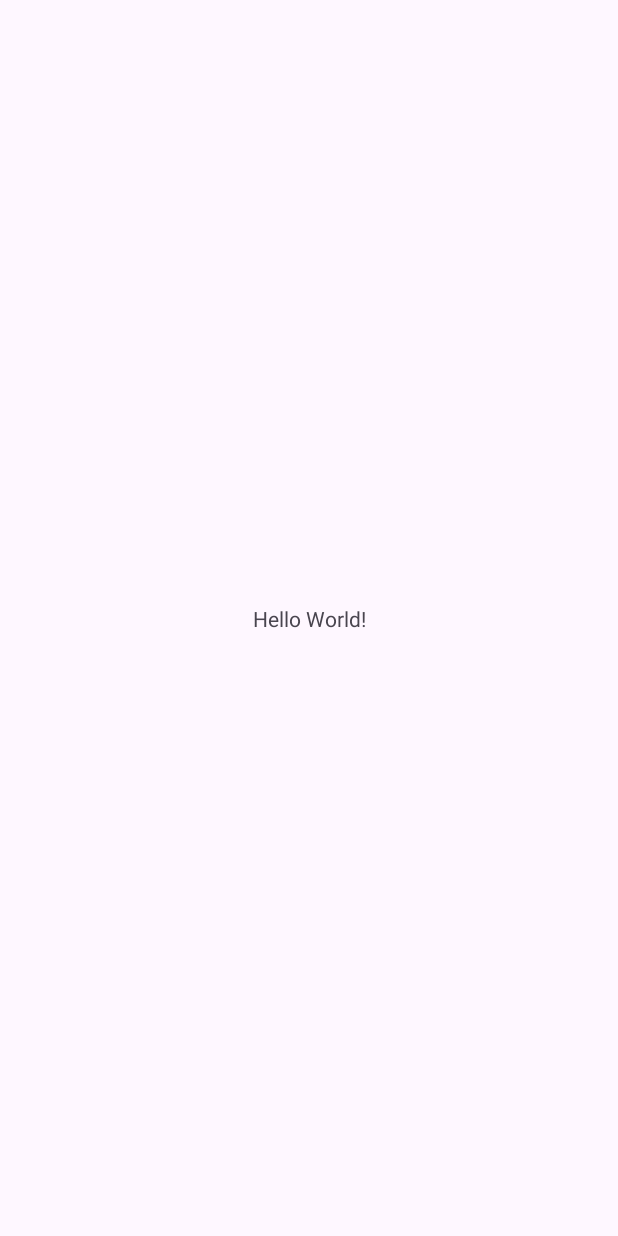
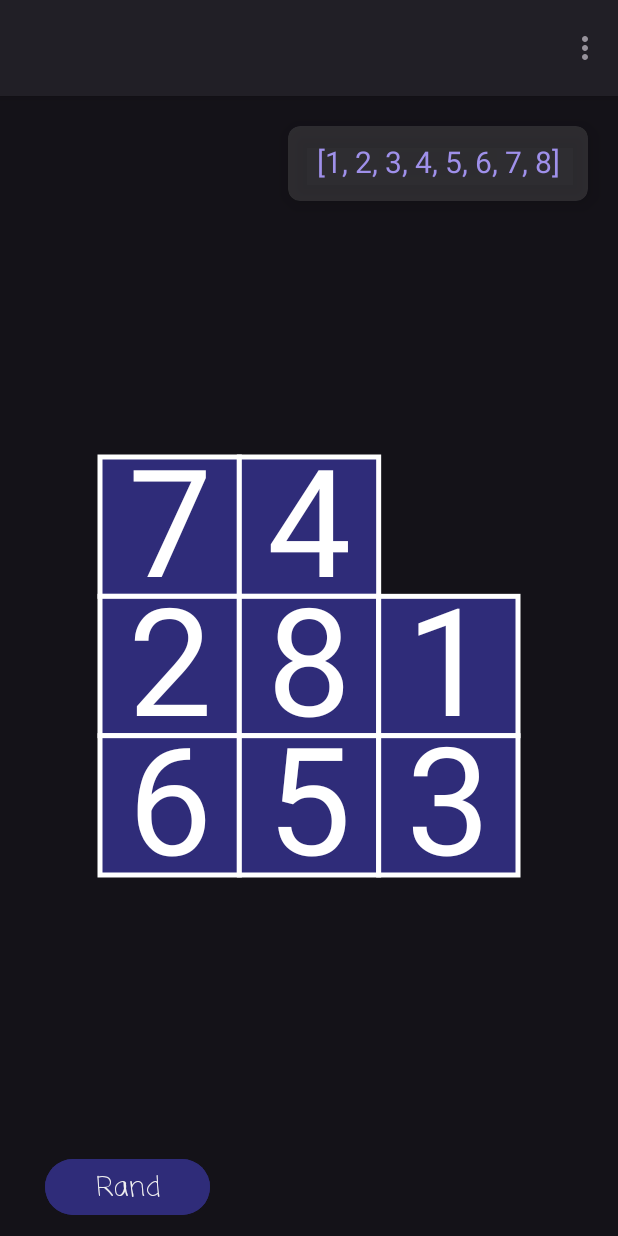
Before and after one commit to GabrielPissininMenossi/8_Puzzle_Solver, an Android app: the screen it shows after launch (MainActivity), on a phone screen of 412 x 824 dp. Before the commit the screen is almost empty. Run offline under Robolectric (Android 15) with nearby library versions, the phone set to English and light mode, and no system bars.

Commit message:
implementando interface grafica, com opção de embaralhar o puzzle e definir um estado final.

```diff
--- a/app/build.gradle.kts
+++ b/app/build.gradle.kts
@@ -37,6 +37,7 @@ dependencies {
     implementation(libs.material)
     implementation(libs.activity)
     implementation(libs.constraintlayout)
+    implementation(libs.cardview)
     testImplementation(libs.junit)
     androidTestImplementation(libs.ext.junit)
     androidTestImplementation(libs.espresso.core)
--- a/app/src/main/AndroidManifest.xml
+++ b/app/src/main/AndroidManifest.xml
@@ -10,7 +10,7 @@
         android:label="@string/app_name"
         android:roundIcon="@mipmap/ic_launcher_round"
         android:supportsRtl="true"
-        android:theme="@style/Theme.Puzzle8Solver">
+        android:theme="@style/Theme.Puzzle8Solver.ActionBar">
         <activity
             android:name=".MainActivity"
             android:exported="true">
--- /dev/null
+++ b/app/src/main/java/com/unoeste/puzzle8solver/Estado.java
@@ -0,0 +1,37 @@
+package com.unoeste.puzzle8solver;
+
+public class Estado
+{
+    private float x,y;
+    private int num;
+
+    public Estado(float x, float y, int num) {
+        this.x = x;
+        this.y = y;
+        this.num = num;
+    }
+
+    public float getX() {
+        return x;
+    }
+
+    public void setX(float x) {
+        this.x = x;
+    }
+
+    public float getY() {
+        return y;
+    }
+
+    public void setY(float y) {
+        this.y = y;
+    }
+
+    public int getNum() {
+        return num;
+    }
+
+    public void setNum(int num) {
+        this.num = num;
+    }
+}
--- a/app/src/main/java/com/unoeste/puzzle8solver/MainActivity.java
+++ b/app/src/main/java/com/unoeste/puzzle8solver/MainActivity.java
@@ -1,24 +1,118 @@
 package com.unoeste.puzzle8solver;
 
+import android.app.AlertDialog;
 import android.os.Bundle;
+import android.view.Menu;
+import android.view.MenuInflater;
+import android.view.MenuItem;
+import android.view.View;
+import android.widget.Button;
+import android.widget.EditText;
+import android.widget.TextView;
+import android.widget.Toast;
 
 import androidx.activity.EdgeToEdge;
+import androidx.annotation.NonNull;
 import androidx.appcompat.app.AppCompatActivity;
 import androidx.core.graphics.Insets;
 import androidx.core.view.ViewCompat;
 import androidx.core.view.WindowInsetsCompat;
 
+import java.util.ArrayList;
+import java.util.Arrays;
+import java.util.List;
+
 public class MainActivity extends AppCompatActivity {
 
+    static List<Estado> estadoList = new ArrayList<>();
+    static List<Integer> estadoFinal = new ArrayList<>(Arrays.asList(1,2,3,4,5,6,7,8)); // estado final padrão
+    Puzzle8View puzzle8View;
+    private TextView tvEstadoFinal;
+    private Button btEmbaralhar;
     @Override
     protected void onCreate(Bundle savedInstanceState) {
         super.onCreate(savedInstanceState);
         EdgeToEdge.enable(this);
         setContentView(R.layout.activity_main);
-        ViewCompat.setOnApplyWindowInsetsListener(findViewById(R.id.main), (v, insets) -> {
+        ViewCompat.setOnApplyWindowInsetsListener(findViewById(R.id.FrameLayout), (v, insets) -> {
             Insets systemBars = insets.getInsets(WindowInsetsCompat.Type.systemBars());
             v.setPadding(systemBars.left, systemBars.top, systemBars.right, systemBars.bottom);
             return insets;
         });
+        puzzle8View = findViewById(R.id.puzzle8View);
+        tvEstadoFinal = findViewById(R.id.tvEstadoFinal);
+        btEmbaralhar = findViewById(R.id.btEmbaralhar);
+
+        tvEstadoFinal.setText(estadoFinal.toString());
+
+        btEmbaralhar.setOnClickListener(new View.OnClickListener() {
+            @Override
+            public void onClick(View v) {
+                puzzle8View.inicializarEstados();
+            }
+        });
     }
+    @Override
+    public boolean onCreateOptionsMenu(Menu menu) {
+        MenuInflater menuInflater=getMenuInflater();
+        menuInflater.inflate(R.menu.menu_opcao,menu);
+        if (getSupportActionBar() != null) {
+            getSupportActionBar().setTitle("");
+        }
+        return true;
+
+    }
+    @Override
+    public boolean onOptionsItemSelected(@NonNull MenuItem item) {
+
+        if (item.getItemId()== R.id.it_final){
+
+            estadoFinal();
+        }
+
+        return super.onOptionsItemSelected(item);
+    }
+
+    private void estadoFinal()
+    {
+        EditText input = new EditText(this);
+        new AlertDialog.Builder(this)
+                .setTitle("Input Final State")
+                .setView(input)
+                .setPositiveButton("Ok", (dialog, which) -> {
+                    int i = 0, flag = 0;
+                    estadoFinal.clear();
+                    while(i < input.getText().toString().length() && flag != 1)
+                    {
+                        if (!verificarEntrada(Integer.parseInt(String.valueOf(input.getText().toString().charAt(i)))))
+                            flag = 1;
+                        else
+                            estadoFinal.add(Integer.parseInt(String.valueOf(input.getText().toString().charAt(i))));
+                        i++;
+                    }
+                    if (flag == 1)
+                    {
+                        estadoFinal = new ArrayList<>(Arrays.asList(1,2,3,4,5,6,7,8));
+                        Toast.makeText(this, "Input Not Allowed", Toast.LENGTH_SHORT).show();
+                    }
+                    else
+                    if (!estadoFinal.contains(1) || !estadoFinal.contains(2) || !estadoFinal.contains(3) || !estadoFinal.contains(4) || !estadoFinal.contains(5) || !estadoFinal.contains(6) || !estadoFinal.contains(7) || !estadoFinal.contains(8))
+                    {
+                        estadoFinal = new ArrayList<>(Arrays.asList(1,2,3,4,5,6,7,8));
+                        Toast.makeText(this, "Input Not Allowed", Toast.LENGTH_SHORT).show();
+                    }
+                    else
+                    {
+                        tvEstadoFinal.setText(estadoFinal.toString());
+                    }
+                    //Toast.makeText(this, estadoFinal.toString(), Toast.LENGTH_SHORT).show();
+                })
+                .setNegativeButton("Cancel", null)
+                .show();
+    }
+    private boolean verificarEntrada(int num)
+    {
+        return (num >= 1 && num <= 8) && (!estadoFinal.contains(num));
+    }
+
 }
--- /dev/null
+++ b/app/src/main/java/com/unoeste/puzzle8solver/Puzzle8View.java
@@ -0,0 +1,98 @@
+package com.unoeste.puzzle8solver;
+
+import android.content.Context;
+import android.graphics.Canvas;
+import android.graphics.Color;
+import android.graphics.Paint;
+import android.util.AttributeSet;
+import android.view.View;
+
+import androidx.annotation.NonNull;
+import androidx.annotation.Nullable;
+
+import java.util.ArrayList;
+import java.util.List;
+
+public class Puzzle8View extends View
+{
+    private float lado;
+
+    public Puzzle8View(Context context, @Nullable AttributeSet attrs)
+    {
+        super(context, attrs);
+    }
+
+    public Puzzle8View(Context context)
+    {
+        super(context);
+    }
+
+    @Override
+    protected void onSizeChanged(int w, int h, int oldw, int oldh) {
+        super.onSizeChanged(w, h, oldw, oldh);
+        inicializarEstados();
+    }
+
+    @Override
+    protected void onDraw(@NonNull Canvas canvas) {
+        super.onDraw(canvas);
+
+        Paint paint = new Paint();
+        paint.setColor(Color.parseColor("#2f2c79"));
+        paint.setStyle(Paint.Style.FILL);
+
+        Paint paintBorda = new Paint();
+        paintBorda.setColor(Color.WHITE);
+        paintBorda.setStyle(Paint.Style.STROKE);
+        paintBorda.setStrokeWidth(5);
+
+        Paint textPaint = new Paint();
+        textPaint.setColor(Color.WHITE);
+        textPaint.setTextSize(150);
+        textPaint.setTextAlign(Paint.Align.CENTER);
+
+
+
+        int i = 0;
+        Estado estado;
+        while (i < MainActivity.estadoList.size())
+        {
+            estado = MainActivity.estadoList.get(i);
+            if (estado.getNum() != 9)
+            {
+                canvas.drawRect(estado.getX(), estado.getY(), estado.getX() + lado, estado.getY() + lado, paint);
+                canvas.drawRect(estado.getX(), estado.getY(), estado.getX() + lado, estado.getY() + lado, paintBorda);
+                canvas.drawText("" + estado.getNum(), estado.getX() + lado/2, estado.getY()+ lado/2 + 50, textPaint);
+            }
+            i++;
+
+        }
+    }
+    public void inicializarEstados()
+    {
+        MainActivity.estadoList.clear();
+        int num;
+        Estado estado;
+        float largura, altura, grade, x, y;
+        grade = Math.min(getWidth(), getHeight()) - 200; // tamanho da grade
+        lado = grade / 3f;
+        largura = (getWidth() - grade) /2f;
+        altura = (getHeight() - grade) /2f;
+        List<Integer> auxList = new ArrayList<>();
+        for (int i = 0; i < 3; i++)
+        {
+            for (int j = 0; j < 3; j++)
+            {
+                num = (int)(Math.random() * 9) + 1;
+                while (auxList.contains(num))
+                    num = (int)(Math.random() * 9) + 1;
+                auxList.add(num);
+                x = largura + (j * lado); // coluna
+                y = altura + (i * lado); // linha
+                estado = new Estado(x,y, num);
+                MainActivity.estadoList.add(estado);
+            }
+        }
+        invalidate();
+    }
+}
--- a/app/src/main/res/layout/activity_main.xml
+++ b/app/src/main/res/layout/activity_main.xml
@@ -1,19 +1,53 @@
 <?xml version="1.0" encoding="utf-8"?>
-<androidx.constraintlayout.widget.ConstraintLayout xmlns:android="http://schemas.android.com/apk/res/android"
+<FrameLayout xmlns:android="http://schemas.android.com/apk/res/android"
     xmlns:app="http://schemas.android.com/apk/res-auto"
     xmlns:tools="http://schemas.android.com/tools"
-    android:id="@+id/main"
+    android:id="@+id/FrameLayout"
     android:layout_width="match_parent"
     android:layout_height="match_parent"
+    android:orientation="vertical"
     tools:context=".MainActivity">
 
-    <TextView
+    <androidx.cardview.widget.CardView
+        android:layout_width="200dp"
+        android:layout_height="50dp"
+        android:layout_gravity="right"
+        android:layout_marginTop="20dp"
+        android:layout_marginRight="20dp"
+        android:backgroundTint="#4E696969"
+        app:cardCornerRadius="8dp"
+        app:cardElevation="8dp">
+
+        <TextView
+            android:id="@+id/tvEstadoFinal"
+            android:layout_width="match_parent"
+            android:layout_height="match_parent"
+            android:layout_gravity="center|right"
+
+            android:layout_margin="10dp"
+            android:textAlignment="center"
+            android:textColor="#9f90ea"
+            android:textSize="20sp" />
+
+    </androidx.cardview.widget.CardView>
+
+    <Button
+        android:id="@+id/btEmbaralhar"
+        android:layout_width="110dp"
+        android:layout_height="45dp"
+        android:layout_gravity="bottom|start"
+        android:layout_marginLeft="30dp"
+        android:layout_marginBottom="10dp"
+        android:backgroundTint="#2f2c79"
+        android:fontFamily="casual"
+        android:stateListAnimator="@null"
+        android:text="Rand"
+        android:textColor="#F0F0F0"
+        android:textSize="18sp"
+        app:rippleColor="@android:color/transparent" />
+
+    <com.unoeste.puzzle8solver.Puzzle8View
+        android:id="@+id/puzzle8View"
         android:layout_width="wrap_content"
-        android:layout_height="wrap_content"
-        android:text="Hello World!"
-        app:layout_constraintBottom_toBottomOf="parent"
-        app:layout_constraintEnd_toEndOf="parent"
-        app:layout_constraintStart_toStartOf="parent"
-        app:layout_constraintTop_toTopOf="parent" />
-
-</androidx.constraintlayout.widget.ConstraintLayout>
+        android:layout_height="wrap_content" />
+</FrameLayout>
--- /dev/null
+++ b/app/src/main/res/menu/menu_opcao.xml
@@ -0,0 +1,7 @@
+<?xml version="1.0" encoding="utf-8"?>
+<menu xmlns:android="http://schemas.android.com/apk/res/android">
+
+    <item
+        android:id="@+id/it_final"
+        android:title="Entrada Final" />
+</menu>
--- a/app/src/main/res/values/themes.xml
+++ b/app/src/main/res/values/themes.xml
@@ -1,9 +1,8 @@
 <resources xmlns:tools="http://schemas.android.com/tools">
     <!-- Base application theme. -->
-    <style name="Base.Theme.Puzzle8Solver" parent="Theme.Material3.DayNight.NoActionBar">
-        <!-- Customize your light theme here. -->
-        <!-- <item name="colorPrimary">@color/my_light_primary</item> -->
-    </style>
+    <style name="Base.Theme.Puzzle8Solver" parent="Theme.Material3.Dark"></style>
 
     <style name="Theme.Puzzle8Solver" parent="Base.Theme.Puzzle8Solver" />
+
+    <style name="Theme.Puzzle8Solver.ActionBar" parent="Theme.Material3.Dark"></style>
 </resources>
--- a/gradle/libs.versions.toml
+++ b/gradle/libs.versions.toml
@@ -7,6 +7,7 @@ appcompat = "1.7.1"
 material = "1.13.0"
 activity = "1.10.1"
 constraintlayout = "2.2.1"
+cardview = "1.0.0"
 
 [libraries]
 junit = { group = "junit", name = "junit", version.ref = "junit" }
@@ -16,6 +17,7 @@ appcompat = { group = "androidx.appcompat", name = "appcompat", version.ref = "a
 material = { group = "com.google.android.material", name = "material", version.ref = "material" }
 activity = { group = "androidx.activity", name = "activity", version.ref = "activity" }
 constraintlayout = { group = "androidx.constraintlayout", name = "constraintlayout", version.ref = "constraintlayout" }
+cardview = { group = "androidx.cardview", name = "cardview", version.ref = "cardview" }
 
 [plugins]
 android-application = { id = "com.android.application", version.ref = "agp" }
```
